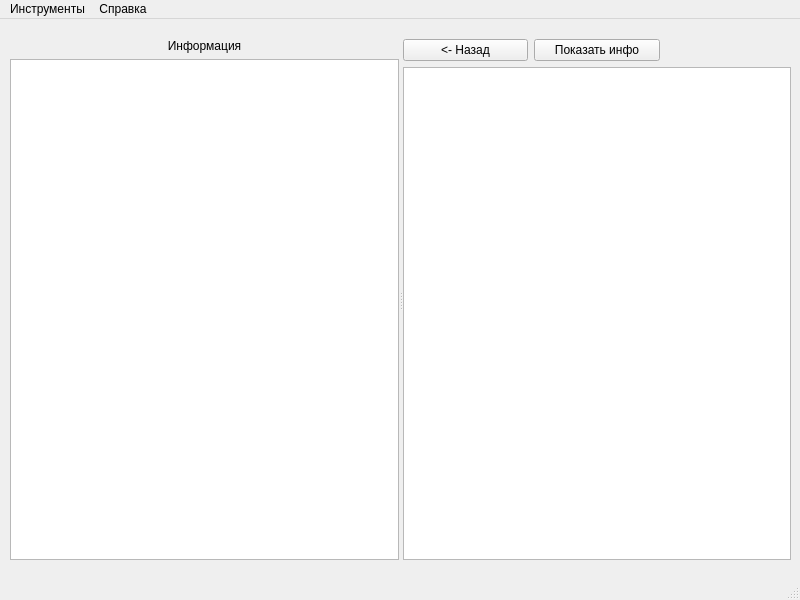
This is Main Window/mainwindow.ui in StanleyStanMarsh/FolderWatcher as Qt 5 draws it before an edit. The edited form follows.
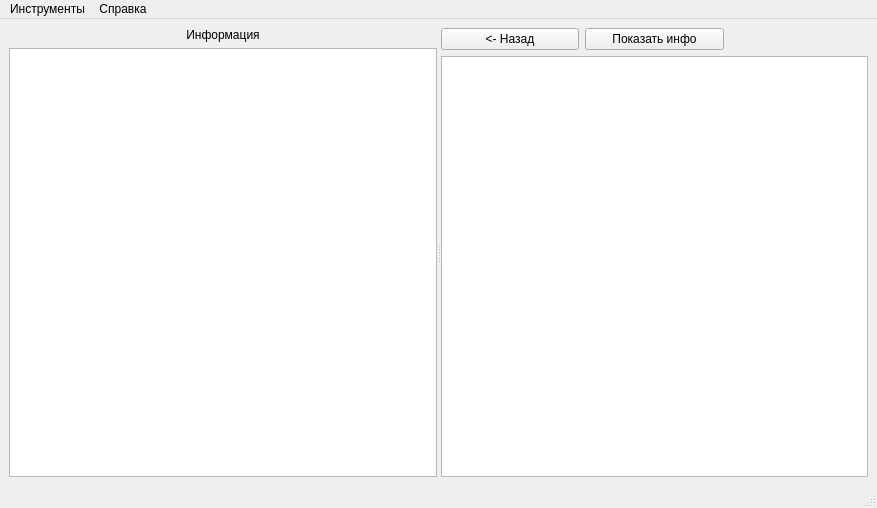
This is the edited form.

Commit message: feat, fix: add functionality to "showMainInfo" slot, rework of layouts

Patch:
```diff
--- a/Main Window/mainwindow.ui
+++ b/Main Window/mainwindow.ui
@@ -6,8 +6,8 @@
    <rect>
     <x>0</x>
     <y>0</y>
-    <width>800</width>
-    <height>600</height>
+    <width>877</width>
+    <height>508</height>
    </rect>
   </property>
   <property name="windowTitle">
@@ -20,15 +20,9 @@
      <verstretch>0</verstretch>
     </sizepolicy>
    </property>
+   <layout class="QHBoxLayout" name="horizontalLayout">
+    <item>
    <widget class="QSplitter" name="splitter">
-    <property name="geometry">
-     <rect>
-      <x>10</x>
-      <y>20</y>
-      <width>781</width>
-      <height>521</height>
-     </rect>
-    </property>
     <property name="orientation">
      <enum>Qt::Horizontal</enum>
     </property>
@@ -71,13 +65,15 @@
      </layout>
     </widget>
    </widget>
+    </item>
+   </layout>
   </widget>
   <widget class="QMenuBar" name="menubar">
    <property name="geometry">
     <rect>
      <x>0</x>
      <y>0</y>
-     <width>800</width>
+     <width>877</width>
      <height>25</height>
     </rect>
    </property>
```
Lines whose indentation alone changed are shown as unchanged. The commit also changes 3 other files.
